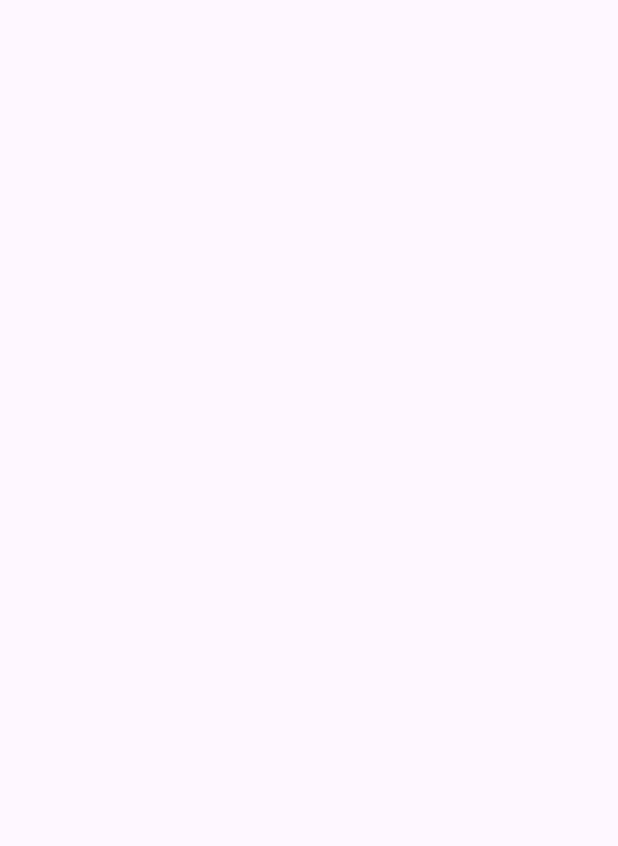
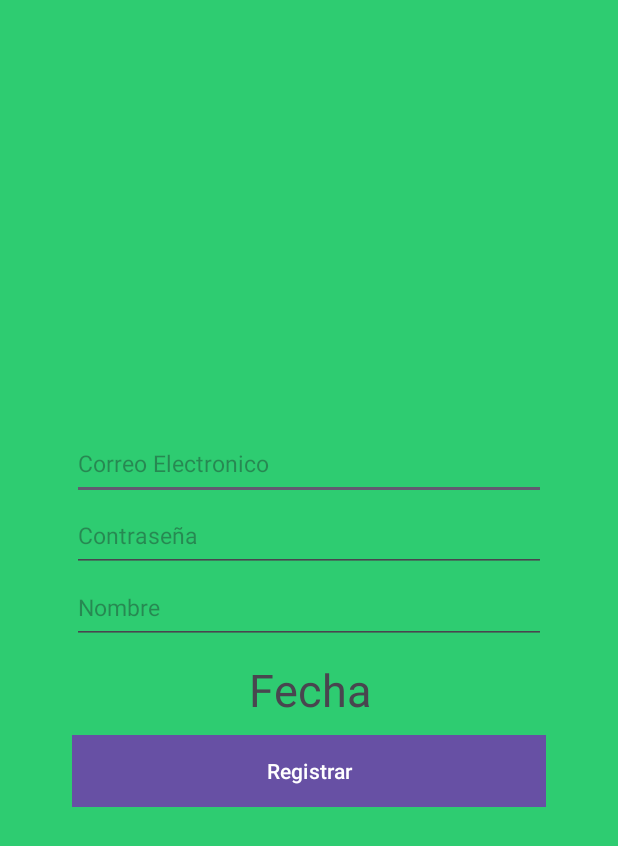
Before and after one commit to majodr13/MAHUNT, an Android app: the Registro screen opened directly, with no data from a screen before it, on a phone screen of 412 x 824 dp. Before the commit the part shown is empty. Shown: the top 846 px of the screen. Run offline under Robolectric (Android 15) with nearby library versions, the phone set to English and light mode, and no system bars; our stand-ins replace Firebase (no records; nobody signed in at launch, a user with empty details on screens opened directly).

Commit message:
Registro medio funcional (video 3 min 26:20)

```diff
--- a/app/build.gradle.kts
+++ b/app/build.gradle.kts
@@ -33,7 +33,6 @@ android {
 }
 
 dependencies {
-
     implementation(libs.appcompat)
     implementation(libs.material)
     implementation(libs.activity)
@@ -41,6 +40,9 @@ dependencies {
     testImplementation(libs.junit)
     androidTestImplementation(libs.ext.junit)
     androidTestImplementation(libs.espresso.core)
-    implementation(platform("com.google.firebase:firebase-bom:33.5.1"))
-    implementation("com.google.firebase:firebase-analytics")
+    implementation(platform(libs.firebase.bom))
+    implementation(libs.firebase.analytics)
+    implementation(libs.material)
+    implementation(libs.firebase.auth)
+    implementation(libs.firebase.database)
 }
--- a/app/src/main/java/com/utch/mahuntproyecto/Registro.java
+++ b/app/src/main/java/com/utch/mahuntproyecto/Registro.java
@@ -1,12 +1,21 @@
 package com.utch.mahuntproyecto;
 
 import android.os.Bundle;
+import android.widget.Button;
+import android.widget.EditText;
+import android.widget.SimpleAdapter;
+import android.widget.TextView;
 
 import androidx.activity.EdgeToEdge;
 import androidx.appcompat.app.AppCompatActivity;
 import androidx.core.graphics.Insets;
 import androidx.core.view.ViewCompat;
 import androidx.core.view.WindowInsetsCompat;
+
+import com.google.firebase.auth.FirebaseAuth;
+
+import java.text.SimpleDateFormat;
+import java.util.Date;
 
 public class Registro extends AppCompatActivity {
 
@@ -20,5 +29,22 @@ public class Registro extends AppCompatActivity {
             v.setPadding(systemBars.left, systemBars.top, systemBars.right, systemBars.bottom);
             return insets;
         });
+
+        EditText correoEt, passEt, nombreEt;
+        TextView fechaTxt;
+        Button Registrar;
+        FirebaseAuth auth;
+
+        correoEt = findViewById(R.id.correoEt);
+        passEt = findViewById(R.id.passEt);
+        nombreEt = findViewById(R.id.nombreEt);
+        fechaTxt = findViewById(R.id.fechaTxt);
+        Registrar = findViewById(R.id.Registrar);
+
+        auth = FirebaseAuth.getInstance();
+
+        Date date = new Date();
+        SimpleDateFormat fecha = new SimpleDateFormat("d 'de' MMMM 'del' yyyy");
+
     }
 }
--- a/app/src/main/res/layout/activity_registro.xml
+++ b/app/src/main/res/layout/activity_registro.xml
@@ -1,10 +1,66 @@
 <?xml version="1.0" encoding="utf-8"?>
-<androidx.constraintlayout.widget.ConstraintLayout xmlns:android="http://schemas.android.com/apk/res/android"
+<RelativeLayout
+    xmlns:android="http://schemas.android.com/apk/res/android"
     xmlns:app="http://schemas.android.com/apk/res-auto"
     xmlns:tools="http://schemas.android.com/tools"
     android:id="@+id/main"
     android:layout_width="match_parent"
     android:layout_height="match_parent"
+    android:background="#2ecc71"
     tools:context=".Registro">
 
-</androidx.constraintlayout.widget.ConstraintLayout>
+    <androidx.appcompat.widget.LinearLayoutCompat
+        android:layout_width="match_parent"
+        android:layout_height="match_parent"
+        android:orientation="vertical"
+        android:padding="48dp"
+        android:gravity="center">
+
+        <EditText
+            android:id="@+id/correoEt"
+            android:hint="@string/correoEt"
+            android:layout_width="match_parent"
+            android:layout_height="48dp"
+            android:inputType="textEmailAddress"
+            android:textSize="15sp"
+            android:importantForAutofill="no" />
+
+        <EditText
+            android:id="@+id/passEt"
+            android:hint="@string/passEt"
+            android:layout_width="match_parent"
+            android:layout_height="48dp"
+            android:inputType="textPassword"
+            android:textSize="15sp"
+            android:importantForAutofill="no" />
+
+        <EditText
+            android:id="@+id/nombreEt"
+            android:hint="@string/nombreEt"
+            android:layout_width="match_parent"
+            android:layout_height="48dp"
+            android:inputType="text"
+            android:textSize="15sp"
+            android:importantForAutofill="no"
+            android:textColor="#000000" />
+
+        <TextView
+            android:id="@+id/fechaTxt"
+            android:text="@string/fechaTxt"
+            android:textSize="30sp"
+            android:gravity="center"
+            android:layout_marginTop="10dp"
+            android:layout_width="match_parent"
+            android:layout_height="wrap_content" />
+
+        <Button
+            android:id="@+id/Registrar"
+            android:text="@string/Registrar"
+            android:layout_marginTop="10dp"
+            android:background="#086A87"
+            android:textColor="#FFFFFF"
+            android:layout_width="match_parent"
+            android:layout_height="wrap_content" />
+
+    </androidx.appcompat.widget.LinearLayoutCompat>
+</RelativeLayout>
--- a/app/src/main/res/values/strings.xml
+++ b/app/src/main/res/values/strings.xml
@@ -3,4 +3,9 @@
 
     <string name="BTNLOGIN">LOGIN</string>
     <string name="BTNREGISTRO">REGISTRO</string>
+    <string name="correoEt">Correo Electronico</string>
+    <string name="passEt">Contraseña</string>
+    <string name="nombreEt">Nombre</string>
+    <string name="fechaTxt">Fecha</string>
+    <string name="Registrar">Registrar</string>
 </resources>
--- a/gradle/libs.versions.toml
+++ b/gradle/libs.versions.toml
@@ -1,5 +1,8 @@
 [versions]
 agp = "8.7.2"
+firebaseAuth = "23.1.0"
+firebaseBom = "33.5.1"
+firebaseDatabase = "19.2.0"
 junit = "4.13.2"
 junitVersion = "1.2.1"
 espressoCore = "3.6.1"
@@ -7,8 +10,13 @@ appcompat = "1.7.0"
 material = "1.12.0"
 activity = "1.9.3"
 constraintlayout = "2.2.0"
+materialVersion = "1.1.0"
 
 [libraries]
+firebase-analytics = { module = "com.google.firebase:firebase-analytics" }
+firebase-auth = { module = "com.google.firebase:firebase-auth", version.ref = "firebaseAuth" }
+firebase-bom = { module = "com.google.firebase:firebase-bom", version.ref = "firebaseBom" }
+firebase-database = { module = "com.google.firebase:firebase-database", version.ref = "firebaseDatabase" }
 junit = { group = "junit", name = "junit", version.ref = "junit" }
 ext-junit = { group = "androidx.test.ext", name = "junit", version.ref = "junitVersion" }
 espresso-core = { group = "androidx.test.espresso", name = "espresso-core", version.ref = "espressoCore" }
```
